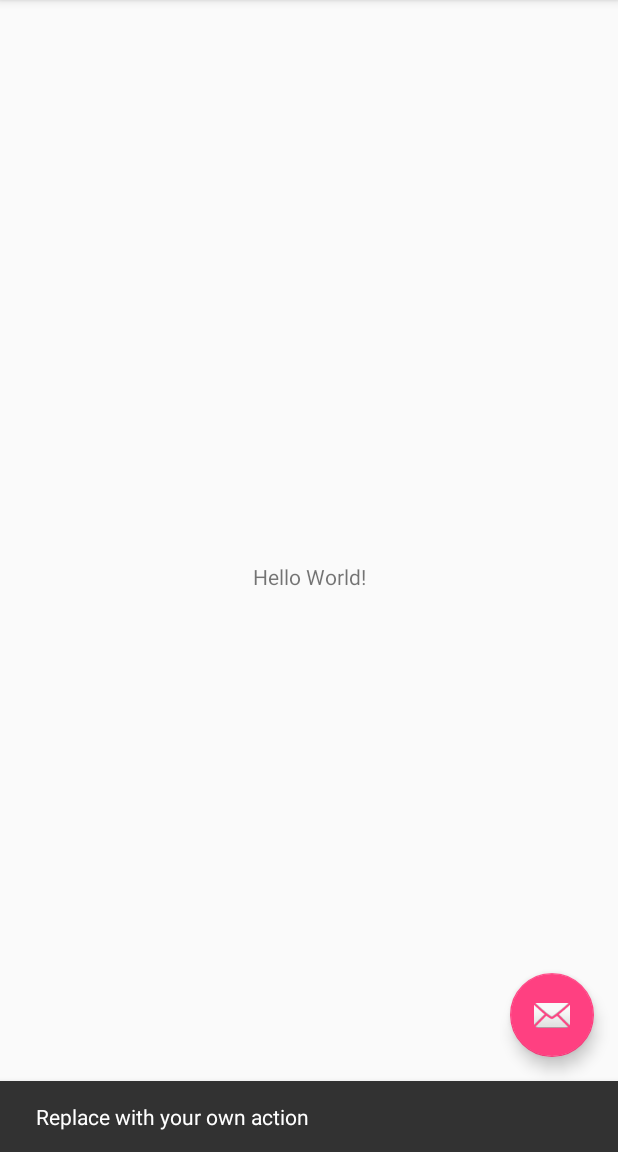
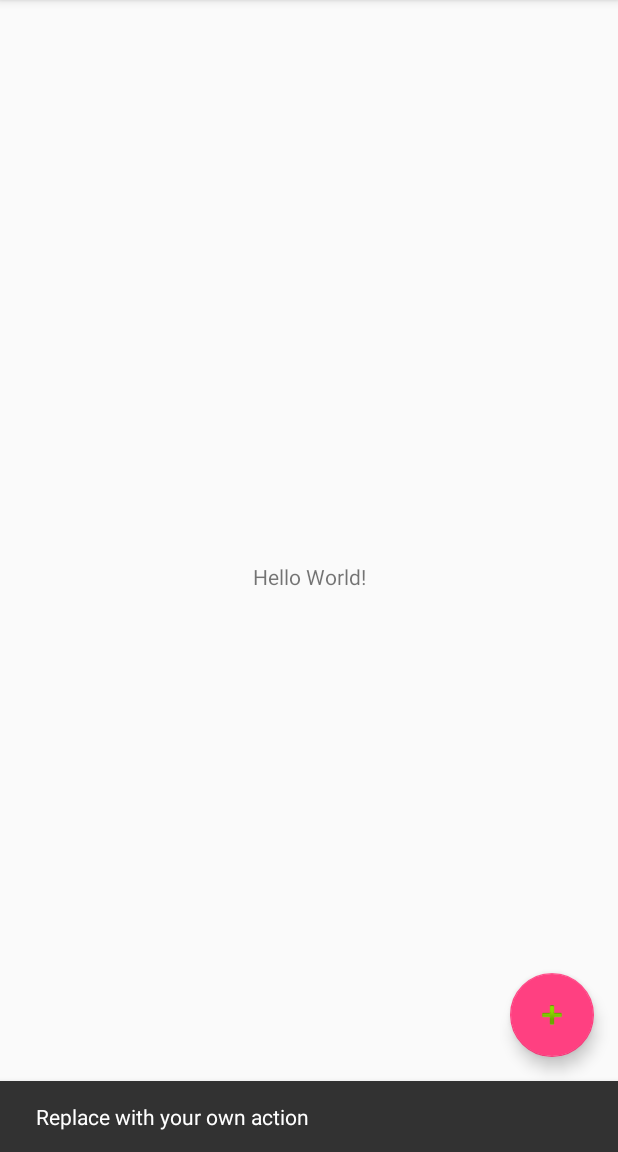
Before and after one commit to NWuensche/JarOfAwesome, an Android app: the screen it shows after launch (MainActivity), after a tap on an icon or button, on a phone screen of 412 x 824 dp, the part 84-1236 px from its top. Run offline under Robolectric (Android 15) with nearby library versions, the phone set to English and light mode, and no system bars.

Commit message:
Update Layout

```diff
--- a/app/src/main/res/layout/activity_main.xml
+++ b/app/src/main/res/layout/activity_main.xml
@@ -28,6 +28,6 @@
         android:layout_height="wrap_content"
         android:layout_gravity="bottom|end"
         android:layout_margin="@dimen/fab_margin"
-        app:srcCompat="@android:drawable/ic_dialog_email" />
+        app:srcCompat="@android:drawable/ic_input_add" />
 
 </android.support.design.widget.CoordinatorLayout>
--- a/app/src/main/res/layout/content_main.xml
+++ b/app/src/main/res/layout/content_main.xml
@@ -16,5 +16,8 @@
         app:layout_constraintLeft_toLeftOf="parent"
         app:layout_constraintRight_toRightOf="parent"
         app:layout_constraintTop_toTopOf="parent" />
+    <!-- TODO Jar mit Papier füllen, sobald etwas drin ist-->
+    <!-- TODO Andere Farben, Lila Orange?-->
+
 
 </android.support.constraint.ConstraintLayout>
```
